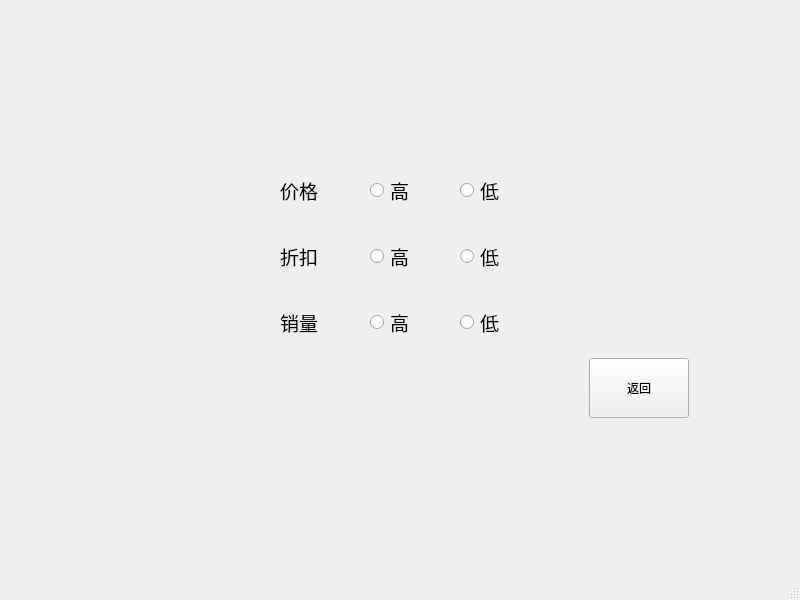
Before: the Qt Designer form mainCode/preference.ui in CarlosDJY/QtBasedGroupWork, drawn with Qt 5.
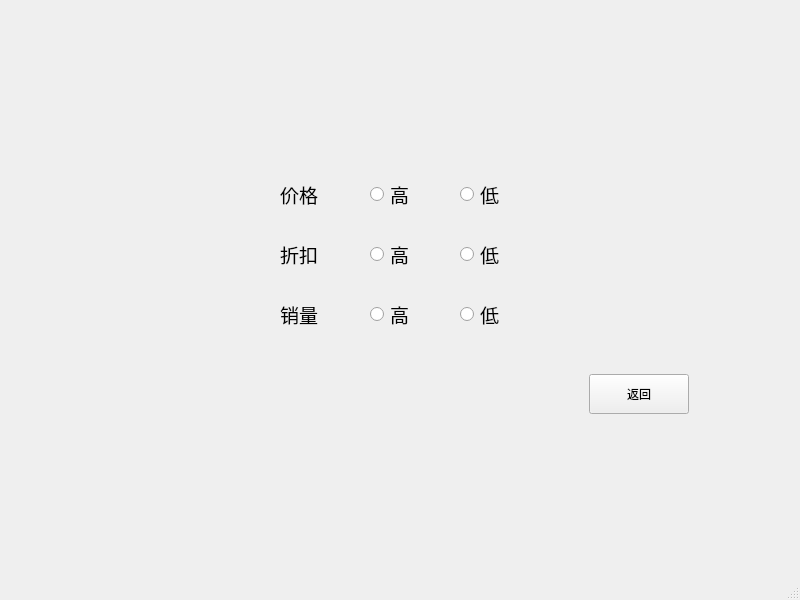
After: the same form once the commit is applied.

Commit message: adjust the size of the button

Patch:
```diff
--- a/mainCode/preference.ui
+++ b/mainCode/preference.ui
@@ -17,6 +17,9 @@
    <layout class="QVBoxLayout" name="verticalLayout">
     <item>
      <layout class="QGridLayout" name="gridLayout_2">
+      <property name="verticalSpacing">
+       <number>30</number>
+      </property>
       <item row="0" column="0">
        <spacer name="verticalSpacer">
         <property name="orientation">
@@ -359,13 +362,13 @@
             <property name="minimumSize">
              <size>
               <width>100</width>
-              <height>60</height>
+              <height>40</height>
              </size>
             </property>
             <property name="maximumSize">
              <size>
               <width>100</width>
-              <height>60</height>
+              <height>40</height>
              </size>
             </property>
             <property name="text">
```
